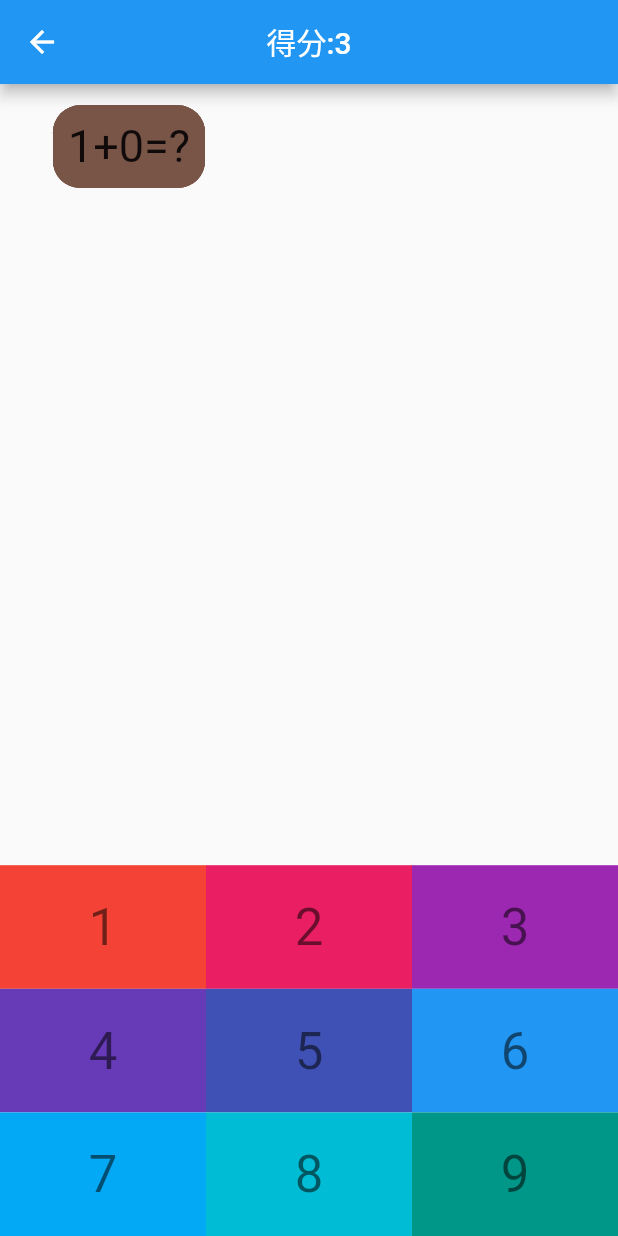
After one commit to Enochbest/flutterlearning, a Flutter app: the StreamGamePage screen opened directly, after a tap on an icon or button, on a phone screen of 412 x 824 dp. The commit adds this screen. Run offline on Flutter 3.47's test engine with Material 2 defaults, Android fonts, the phone set to English and light mode, and no system bars; our stand-ins replace fluttertoast, photo_view; missing offline and left inert: dart:ffi; network calls fail.

Commit message:
小游戏stream

```diff
--- /dev/null
+++ b/lib/pages/async/streamgame.dart
@@ -0,0 +1,145 @@
+import 'dart:math';
+
+import 'package:flutter/material.dart';
+import 'dart:async';
+
+class StreamGamePage extends StatefulWidget {
+  const StreamGamePage({Key? key}) : super(key: key);
+
+  @override
+  State<StreamGamePage> createState() => _StreamGamePageState();
+}
+
+class _StreamGamePageState extends State<StreamGamePage> {
+  final StreamController <int>_inputController = StreamController.broadcast();
+  final StreamController <int>_scoreController = StreamController.broadcast();
+  int num= 0;
+  @override
+  Widget build(BuildContext context) {
+    return Scaffold(
+      appBar: AppBar(
+        centerTitle: true,
+        title: StreamBuilder(
+            stream: _scoreController.stream,
+            builder: (context,snapshot){
+              if(snapshot.hasData){
+                num +=  snapshot.data as int;
+                return Text("得分:$num");
+              }
+              if(snapshot.hasError){
+                return Text("数据:${snapshot.error}");
+              }
+              return const Text('监听中...');
+            }
+        )
+      ),
+      body: Stack(
+        children:  [
+           ...List.generate(4, (index) => Game(inputController: _inputController, scoreConroller: _scoreController,),),
+          MyKeyBoard(inputController: _inputController,)
+        ],
+      ),
+    );
+  }
+}
+
+//键盘组件
+class MyKeyBoard extends StatelessWidget {
+  final StreamController inputController;
+  const MyKeyBoard({Key? key, required this.inputController}) : super(key: key);
+
+  @override
+  Widget build(BuildContext context) {
+    return Align(
+      alignment: Alignment.bottomCenter,
+      child: Container(
+        child: GridView.count(
+          shrinkWrap: true,
+          childAspectRatio: 5/3,
+          crossAxisCount: 3,
+          children: List.generate(9, (index) =>
+              TextButton(
+                  style: ButtonStyle(
+                    shape: MaterialStateProperty.all(
+                        const RoundedRectangleBorder()
+                    ),
+                    backgroundColor:MaterialStateProperty.all(Colors.primaries[index]),
+                    foregroundColor: MaterialStateProperty.all(Colors.black),
+                  ),
+                  onPressed: (){
+                    inputController.add(index+1);
+                  },
+                  child: Text("${index+1}",style: Theme.of(context).textTheme.headline4,)
+              )
+          ),
+        ),
+      ),
+    );
+  }
+}
+
+//算数动画
+class Game extends StatefulWidget {
+  final StreamController inputController;
+  final StreamController scoreConroller;
+
+  const Game({Key? key, required this.inputController, required this.scoreConroller}) : super(key: key);
+
+  @override
+  State<Game> createState() => _GameState();
+}
+
+class _GameState extends State<Game> with SingleTickerProviderStateMixin {
+  late int a,b;
+  late double x;
+  late Color color;
+  late AnimationController _animationController;
+  void reset(){
+    a = Random().nextInt(5)+1;
+    b = Random().nextInt(5);
+    x = Random().nextDouble()*320;
+    color = Colors.primaries[Random().nextInt(Colors.primaries.length)];
+  }
+  @override
+  void initState() {
+    // TODO: implement initState
+    super.initState();
+    reset();
+    _animationController = AnimationController(vsync: this,duration:  Duration(milliseconds: Random().nextInt(5000)+5000))..forward();
+    _animationController.addStatusListener((status){
+      reset();
+      if(status==AnimationStatus.completed){
+        _animationController.forward(from: 0.0);
+        widget.scoreConroller.add(-1);
+
+      }
+    });
+    //监听键盘俺按键
+    widget.inputController.stream.listen((event) {
+      print(event);
+      if(a+b==event){
+        _animationController.forward(from: 0.0);
+        widget.scoreConroller.add(3);
+      }
+    });
+  }
+  @override
+  Widget build(BuildContext context) {
+    return AnimatedBuilder(animation: _animationController, builder: (context,child){
+      return Positioned(
+          top: Tween(begin: -50.0,end: 500.0).animate(_animationController).value,
+          left: x,
+          child: Container(
+            padding: const EdgeInsets.all(10),
+            decoration: BoxDecoration(
+                color: color,
+                borderRadius: BorderRadius.circular(18)
+            ),
+            child:  Text('$a+$b=?',style: const TextStyle(
+                fontSize: 30
+            ),),
+          )
+      );
+    });
+  }
+}
--- a/lib/pages/tabs/home.dart
+++ b/lib/pages/tabs/home.dart
@@ -163,6 +163,14 @@ class _HomePageState extends State<HomePage> with SingleTickerProviderStateMixin
                   child: const Text('StreamControllerPage'),
                 ),
               ),
+              Center(
+                child: ElevatedButton(
+                  onPressed: () {
+                    Navigator.pushNamed(context, "/streamgame");
+                  },
+                  child: const Text('Stream打字游戏'),
+                ),
+              ),
 
 
             ],
--- a/lib/routers/routers.dart
+++ b/lib/routers/routers.dart
@@ -37,6 +37,7 @@ import '../pages/async/futurebuilder.dart';
 import '../pages/async/streampage.dart';
 import '../pages/async/streambuilderpage.dart';
 import '../pages/async/streamcontroller.dart';
+import '../pages/async/streamgame.dart';
 
  Map routes = {
   "/":(contxt)=>const Tabs(),
@@ -73,6 +74,7 @@ import '../pages/async/streamcontroller.dart';
   "/streampage":(contxt)=> const StreamPage(),
   "/streambuilderpage":(contxt)=> const StreamBuilderPage(),
   "/streamcontroller":(contxt)=> const StreamControllerPage(),
+  "/streamgame":(contxt)=> const StreamGamePage(),
 };
 
  var onGenerateRoute=(RouteSettings settings){
```
